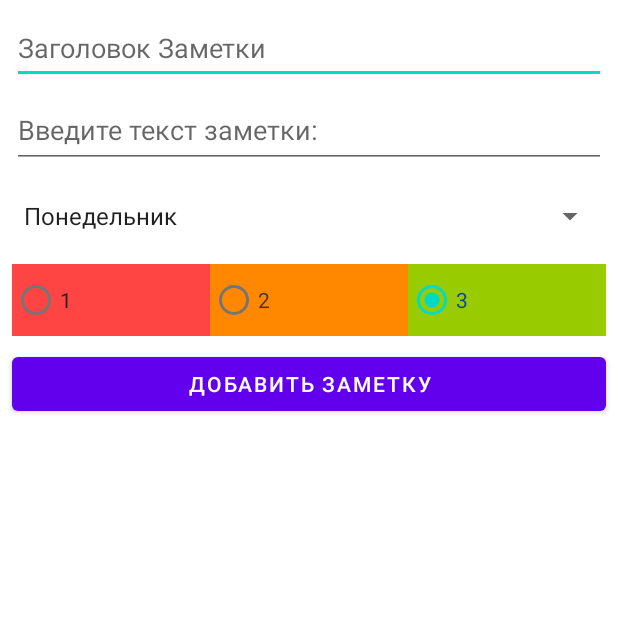
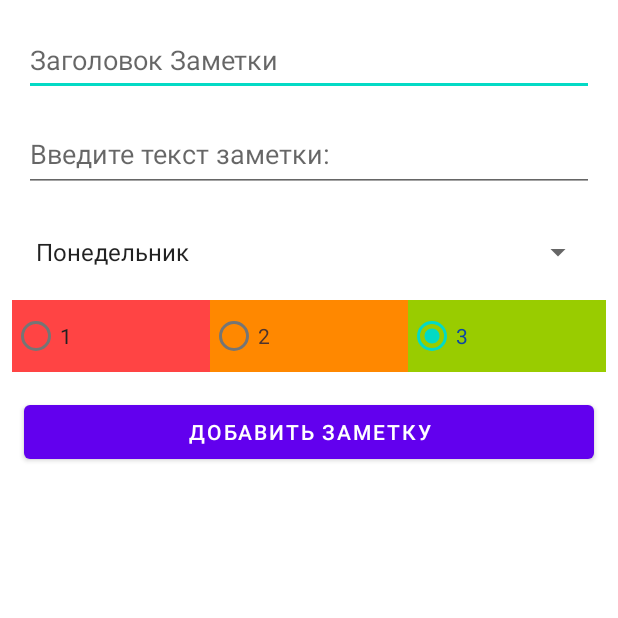
Before and after one commit to IlyaPopov92/NotesApp, an Android app: the screen it shows after launch (AddNoteActivity), after a tap on "TODO", on a phone screen of 412 x 824 dp, the top half of it. Run offline under Robolectric (Android 15) with nearby library versions, the phone set to English and light mode, and no system bars; our stand-ins replace Room's generated code.

```diff
--- a/app/src/main/java/com/example/notesapp/AddNoteActivity.java
+++ b/app/src/main/java/com/example/notesapp/AddNoteActivity.java
@@ -4,10 +4,7 @@ import androidx.appcompat.app.ActionBar;
 import androidx.appcompat.app.AppCompatActivity;
 import androidx.lifecycle.ViewModelProviders;
 
-import android.app.TaskInfo;
-import android.content.ContentValues;
 import android.content.Intent;
-import android.database.sqlite.SQLiteDatabase;
 import android.os.Bundle;
 import android.view.View;
 import android.widget.EditText;
@@ -15,6 +12,8 @@ import android.widget.RadioButton;
 import android.widget.RadioGroup;
 import android.widget.Spinner;
 import android.widget.Toast;
+
+import com.example.notesapp.pojo.Note;
 
 public class AddNoteActivity extends AppCompatActivity {
 
--- a/app/src/main/java/com/example/notesapp/MainActivity.java
+++ b/app/src/main/java/com/example/notesapp/MainActivity.java
@@ -14,6 +14,9 @@ import androidx.lifecycle.ViewModelProviders;
 import androidx.recyclerview.widget.ItemTouchHelper;
 import androidx.recyclerview.widget.LinearLayoutManager;
 import androidx.recyclerview.widget.RecyclerView;
+
+import com.example.notesapp.adapter.NotesAdapter;
+import com.example.notesapp.pojo.Note;
 
 import java.util.ArrayList;
 import java.util.List;
--- a/app/src/main/java/com/example/notesapp/MainViewModel.java
+++ b/app/src/main/java/com/example/notesapp/MainViewModel.java
@@ -6,6 +6,9 @@ import android.os.AsyncTask;
 import androidx.annotation.NonNull;
 import androidx.lifecycle.AndroidViewModel;
 import androidx.lifecycle.LiveData;
+
+import com.example.notesapp.data.NotesDataBase;
+import com.example.notesapp.pojo.Note;
 
 import java.util.List;
 
--- a/app/src/main/java/com/example/notesapp/NotesContract.java
+++ b/app/src/main/java/com/example/notesapp/data/NotesContract.java
@@ -1,4 +1,4 @@
-package com.example.notesapp;
+package com.example.notesapp.data;
 
 import android.provider.BaseColumns;
 
--- /dev/null
+++ b/app/src/main/java/com/example/notesapp/data/NotesDBHelper.java
@@ -0,0 +1 @@
+package com.example.notesapp.data;
--- a/app/src/main/java/com/example/notesapp/NotesDao.java
+++ b/app/src/main/java/com/example/notesapp/data/NotesDao.java
@@ -1,4 +1,4 @@
-package com.example.notesapp;
+package com.example.notesapp.data;
 
 import androidx.lifecycle.LiveData;
 import androidx.room.Dao;
@@ -6,7 +6,8 @@ import androidx.room.Delete;
 import androidx.room.Insert;
 import androidx.room.Query;
 
-import java.util.ArrayList;
+import com.example.notesapp.pojo.Note;
+
 import java.util.List;
 
 //Dao - Data access object (объект доступа к данным)
--- a/app/src/main/java/com/example/notesapp/NotesDataBase.java
+++ b/app/src/main/java/com/example/notesapp/data/NotesDataBase.java
@@ -1,22 +1,25 @@
-package com.example.notesapp;
+package com.example.notesapp.data;
 
 import android.content.Context;
 
 import androidx.annotation.NonNull;
 import androidx.room.Database;
 import androidx.room.DatabaseConfiguration;
-import androidx.room.Ignore;
 import androidx.room.InvalidationTracker;
 import androidx.room.Room;
 import androidx.room.RoomDatabase;
 import androidx.sqlite.db.SupportSQLiteOpenHelper;
 
+import com.example.notesapp.pojo.Note;
+
 //класс создан помечаем аннотацией(таблицы передаем различнве таблицы, версия БД)
 @Database(entities = {Note.class}, version = 1, exportSchema = false)
 public abstract class NotesDataBase extends RoomDatabase {
     //паттерн SINGLETTON - что бы всегда быть уверен что объект класса существует только один
-    private static NotesDataBase dataBase;
+    private static NotesDataBase instance;
+
     private static final String DB_NAME = "notes2.db";
+
     //необходимо добавить объект для синхронизации
     private static final Object LOCK = new Object();
 
@@ -24,12 +27,12 @@ public abstract class NotesDataBase extends RoomDatabase {
         //бывает доступ к базе данных из разных потоков, эти потоки необходимо добавить в блок синхронизации,
         // когда метод занят одним потоком второй поток ждет
         synchronized (LOCK) {
-            if (dataBase == null) {
+            if (instance == null) {
                 // что бы создать объект базы данных используем строитель
-                dataBase = Room.databaseBuilder(context, NotesDataBase.class, DB_NAME).build();
+                instance = Room.databaseBuilder(context, NotesDataBase.class, DB_NAME).build();
             }
         }
-        return dataBase;
+        return instance;
     }
 
     public abstract NotesDao notesDao();
--- a/app/src/main/java/com/example/notesapp/Note.java
+++ b/app/src/main/java/com/example/notesapp/pojo/Note.java
@@ -1,4 +1,4 @@
-package com.example.notesapp;
+package com.example.notesapp.pojo;
 
 import androidx.room.Entity;
 import androidx.room.Ignore;
--- a/app/src/main/res/layout/activity_add_note.xml
+++ b/app/src/main/res/layout/activity_add_note.xml
@@ -10,9 +10,7 @@
         android:id="@+id/editTextTittle"
         android:layout_width="0dp"
         android:layout_height="wrap_content"
-        android:layout_marginStart="8dp"
-        android:layout_marginTop="8dp"
-        android:layout_marginEnd="8dp"
+        android:layout_margin="16dp"
         android:ems="10"
         android:hint="@string/hint_title"
         android:inputType="textPersonName"
@@ -25,9 +23,7 @@
         android:id="@+id/spinnerDayOfWeek"
         android:layout_width="0dp"
         android:layout_height="wrap_content"
-        android:layout_marginStart="8dp"
-        android:layout_marginTop="8dp"
-        android:layout_marginEnd="8dp"
+        android:layout_margin="16dp"
         android:minHeight="48dp"
         android:entries="@array/day_of_week"
         app:layout_constraintEnd_toEndOf="parent"
@@ -40,9 +36,7 @@
         android:id="@+id/editTextDescription"
         android:layout_width="0dp"
         android:layout_height="wrap_content"
-        android:layout_marginStart="8dp"
-        android:layout_marginTop="8dp"
-        android:layout_marginEnd="8dp"
+        android:layout_margin="16dp"
         android:ems="10"
         android:gravity="start|top"
         android:hint="@string/hint_description"
@@ -56,10 +50,9 @@
         android:id="@+id/radioGroupPriority"
         android:layout_width="0dp"
         android:layout_height="wrap_content"
-        android:layout_marginStart="8dp"
-        android:layout_marginTop="8dp"
-        android:layout_marginEnd="8dp"
+        android:layout_margin="8dp"
         android:orientation="horizontal"
+        android:gravity="center"
         app:layout_constraintEnd_toEndOf="parent"
         app:layout_constraintStart_toStartOf="parent"
         app:layout_constraintTop_toBottomOf="@+id/spinnerDayOfWeek">
@@ -97,9 +90,7 @@
         android:id="@+id/buttonSaveNote"
         android:layout_width="0dp"
         android:layout_height="wrap_content"
-        android:layout_marginStart="8dp"
-        android:layout_marginTop="8dp"
-        android:layout_marginEnd="8dp"
+        android:layout_margin="16dp"
         android:onClick="OnClickSaveNote"
         android:text="@string/save_note"
         app:layout_constraintEnd_toEndOf="parent"
--- a/app/src/main/res/values-night/themes.xml
+++ b/app/src/main/res/values-night/themes.xml
@@ -1,6 +1,6 @@
 <resources xmlns:tools="http://schemas.android.com/tools">
     <!-- Base application theme. -->
-    <style name="Theme.NotesApp" parent="Theme.MaterialComponents.DayNight.DarkActionBar">
+    <style name="Theme.NotesApp" parent="Theme.MaterialComponents.DayNight.NoActionBar">
         <!-- Primary brand color. -->
         <item name="colorPrimary">@color/purple_200</item>
         <item name="colorPrimaryVariant">@color/purple_700</item>
--- a/app/src/main/res/values/themes.xml
+++ b/app/src/main/res/values/themes.xml
@@ -1,6 +1,6 @@
 <resources xmlns:tools="http://schemas.android.com/tools">
     <!-- Base application theme. -->
-    <style name="Theme.NotesApp" parent="Theme.MaterialComponents.DayNight.DarkActionBar">
+    <style name="Theme.NotesApp" parent="Theme.MaterialComponents.DayNight.NoActionBar">
         <!-- Primary brand color. -->
         <item name="colorPrimary">@color/purple_500</item>
         <item name="colorPrimaryVariant">@color/purple_700</item>
```
Also changed, not shown: app/src/main/java/com/example/notesapp/NotesDBHelper.java (deleted, +0 -32 lines), app/src/main/java/com/example/notesapp/adapter/NotesAdapter.java (renamed from app/src/main/java/com/example/notesapp/NotesAdapter.java, +12 -9 lines), app/src/main/res/layout/activity_main.xml (+4 -4 lines).
